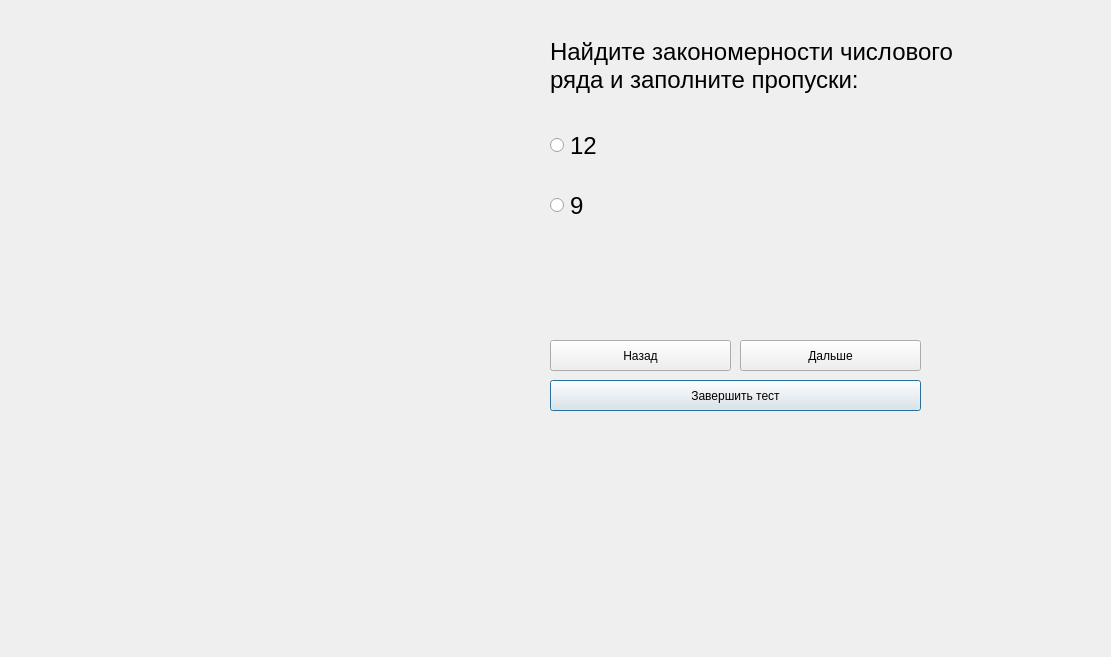
This is DMCF/testform13.ui in SACRED448/Group_Project-UP- as Qt 5 draws it before an edit. The edited form follows.
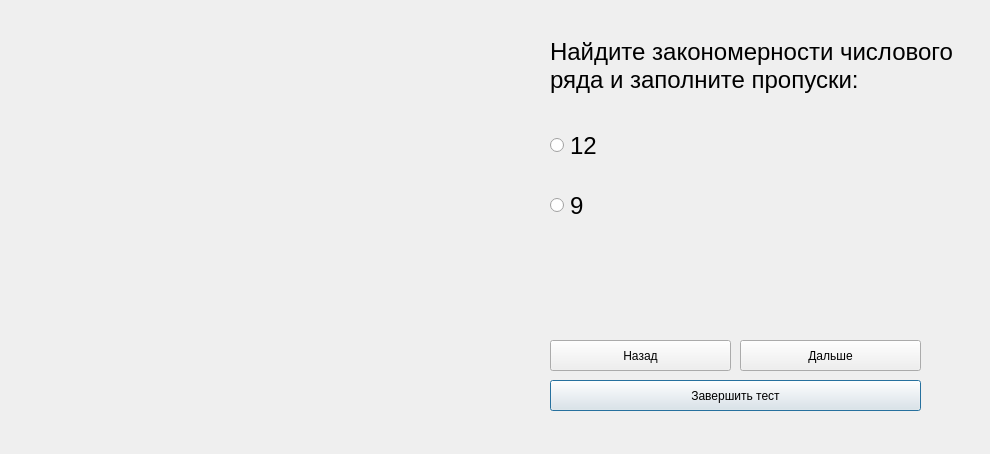
This is the edited form.

The edit to the form file:
```diff
--- a/DMCF/testform13.ui
+++ b/DMCF/testform13.ui
@@ -6,8 +6,8 @@
    <rect>
     <x>0</x>
     <y>0</y>
-    <width>1111</width>
-    <height>657</height>
+    <width>990</width>
+    <height>454</height>
    </rect>
   </property>
   <property name="windowTitle">
```
Left out of the diff: 6 changed lines with no effect on the pictures.
